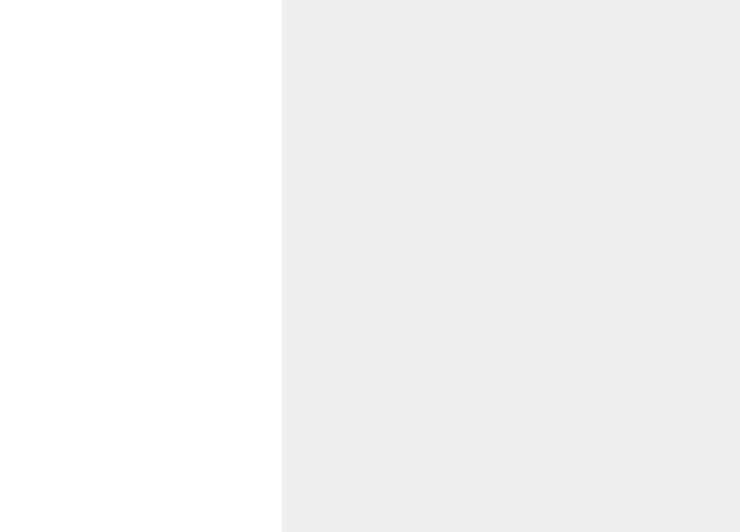
Qt form src/kiran-cpanel-mouse-widget.ui (openeuler-mirror/kiran-control-panel) before a commit.
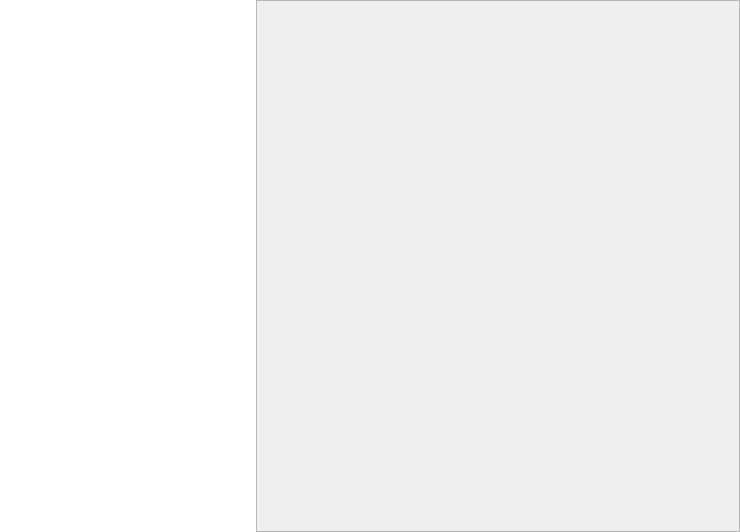
The same form after that commit. Custom widgets are drawn as their Qt base class.

What changed in the file:
```diff
--- a/src/kiran-cpanel-mouse-widget.ui
+++ b/src/kiran-cpanel-mouse-widget.ui
@@ -31,6 +31,12 @@
    </property>
    <item>
     <widget class="QWidget" name="widget_list" native="true">
+     <property name="sizePolicy">
+      <sizepolicy hsizetype="Maximum" vsizetype="Preferred">
+       <horstretch>0</horstretch>
+       <verstretch>0</verstretch>
+      </sizepolicy>
+     </property>
      <layout class="QVBoxLayout" name="verticalLayout_2">
       <property name="spacing">
        <number>0</number>
@@ -50,7 +56,7 @@
       <item>
        <widget class="KiranSidebarWidget" name="listWidget">
         <property name="sizePolicy">
-         <sizepolicy hsizetype="Maximum" vsizetype="Expanding">
+         <sizepolicy hsizetype="Expanding" vsizetype="Expanding">
           <horstretch>0</horstretch>
           <verstretch>0</verstretch>
          </sizepolicy>
@@ -102,6 +108,23 @@
       <property name="bottomMargin">
        <number>0</number>
       </property>
+      <item>
+       <widget class="QScrollArea" name="scrollArea">
+        <property name="widgetResizable">
+         <bool>true</bool>
+        </property>
+        <widget class="QWidget" name="scrollAreaWidgetContents">
+         <property name="geometry">
+          <rect>
+           <x>0</x>
+           <y>0</y>
+           <width>482</width>
+           <height>530</height>
+          </rect>
+         </property>
+        </widget>
+       </widget>
+      </item>
      </layout>
     </widget>
    </item>
```
